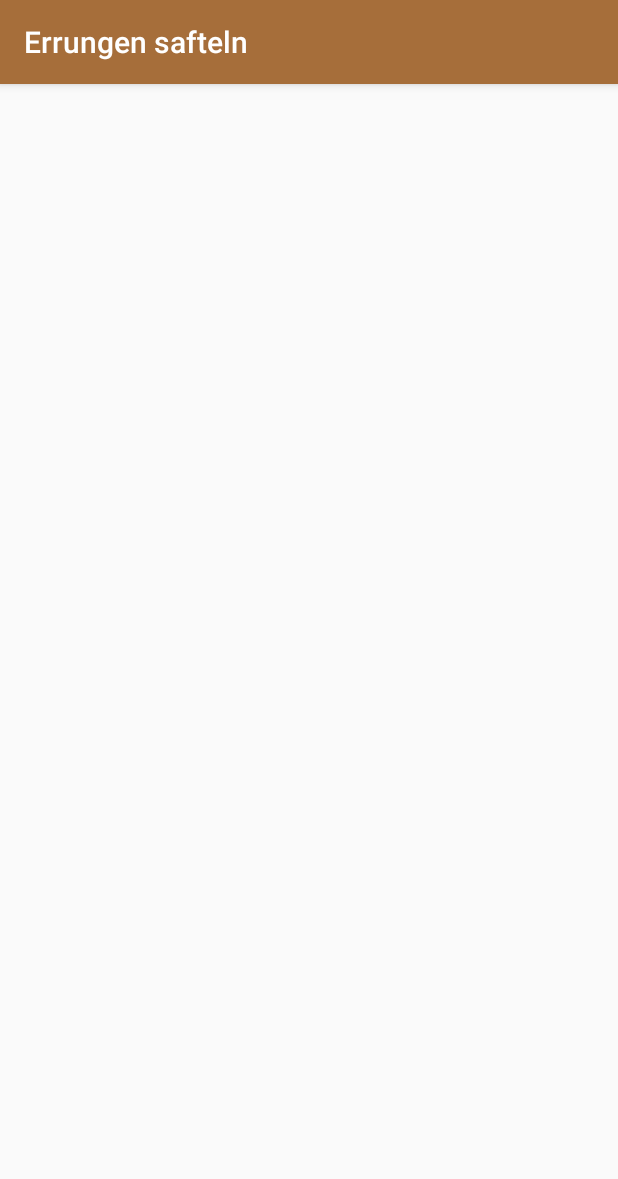
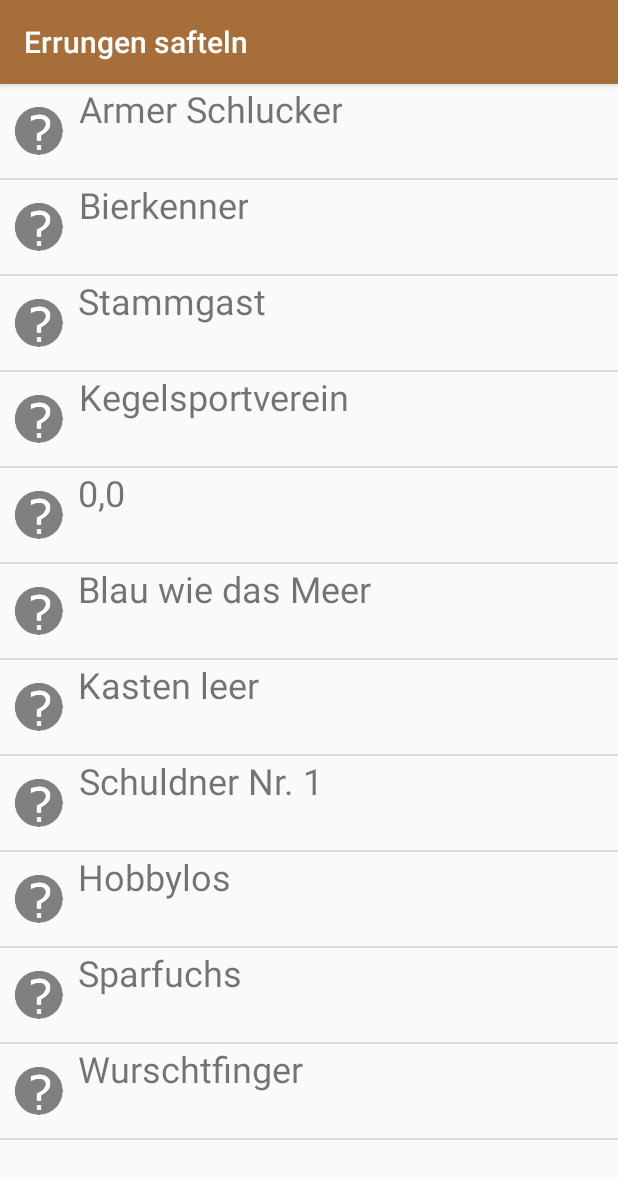
Before and after one commit to mtronicsDev/Alkchievements, an Android app: the MainAlktivity screen opened directly, with no data from a screen before it, after a tap on "Trophäen anzeigen", on a phone screen of 412 x 824 dp. Shown: the top 1179 px of the screen. Run offline under Robolectric (Android 15) with nearby library versions, the phone set to English and light mode, and no system bars; our stand-ins replace Firebase (no records; nobody signed in at launch, a user with empty details on screens opened directly).

Commit message:
Alkchievements Database

```diff
--- a/app/src/main/java/de/daschubbm/alkchievements/AchievementsAlktivity.java
+++ b/app/src/main/java/de/daschubbm/alkchievements/AchievementsAlktivity.java
@@ -2,13 +2,32 @@ package de.daschubbm.alkchievements;
 
 import android.support.v7.app.AppCompatActivity;
 import android.os.Bundle;
+import android.widget.ListView;
+
+import java.util.ArrayList;
 
 public class AchievementsAlktivity extends AppCompatActivity {
+
+    private ListView list;
+    private AlkchievementsAlkdapder adapter;
+    private ArrayList<String[]> alkchievements = new ArrayList<String[]>();
+
+    private AlkchievementsDatabase database;
 
     @Override
     protected void onCreate(Bundle savedInstanceState) {
         super.onCreate(savedInstanceState);
         setContentView(R.layout.activity_achievements_alktivity);
         getSupportActionBar().setTitle("Errungen safteln");
+        database = new AlkchievementsDatabase(this);
+        database.open();
+        list = (ListView) findViewById(R.id.achievements_list);
+
+        if (database.getStatus()) {
+            alkchievements = database.getItems();
+        }
+
+        adapter = new AlkchievementsAlkdapder(this, R.layout.alkchievement_item, alkchievements);
+        list.setAdapter(adapter);
     }
 }
--- /dev/null
+++ b/app/src/main/java/de/daschubbm/alkchievements/AlkchievementsAlkdapder.java
@@ -0,0 +1,57 @@
+package de.daschubbm.alkchievements;
+
+import android.content.Context;
+import android.view.LayoutInflater;
+import android.view.View;
+import android.view.ViewGroup;
+import android.widget.ArrayAdapter;
+import android.widget.TextView;
+
+import java.util.ArrayList;
+
+/**
+ * Created by Jonathan on 30.09.2016.
+ */
+
+public class AlkchievementsAlkdapder extends ArrayAdapter<String[]> {
+
+    private Context context;
+    private int layoutResourceId;
+    private ArrayList<String[]> alkchievements = new ArrayList<>();
+
+
+    public AlkchievementsAlkdapder(Context context, int layoutResourceId, ArrayList<String[]> data) {
+
+        super(context, layoutResourceId, data);
+
+        this.layoutResourceId = layoutResourceId;
+        this.context = context;
+        alkchievements = data;
+    }
+
+    @Override
+    public View getView(final int position, View convertView, ViewGroup parent) {
+
+        View v = convertView;
+
+        if (v == null) {
+            LayoutInflater inflater = (LayoutInflater) context.getSystemService(Context.LAYOUT_INFLATER_SERVICE);
+            v = inflater.inflate(layoutResourceId, null);
+        }
+
+        final String[] goal = alkchievements.get(position);
+
+        if (goal != null) {
+            TextView title = (TextView) v.findViewById(R.id.title_alkchivement);
+            TextView description = (TextView) v.findViewById(R.id.description_alkchivement);
+
+            title.setText(goal[0]);
+            description.setText(goal[1]);
+
+            if (goal[2].equals("false")) {
+                description.setVisibility(View.INVISIBLE);
+            }
+        }
+        return v;
+    }
+}
--- /dev/null
+++ b/app/src/main/java/de/daschubbm/alkchievements/AlkchievementsDatabase.java
@@ -0,0 +1,108 @@
+package de.daschubbm.alkchievements;
+
+import android.content.ContentValues;
+import android.content.Context;
+import android.database.Cursor;
+import android.database.SQLException;
+import android.database.sqlite.SQLiteDatabase;
+import android.database.sqlite.SQLiteOpenHelper;
+
+import java.util.ArrayList;
+
+/**
+ * Created by Jonathan on 30.09.2016.
+ */
+
+public class AlkchievementsDatabase {
+    private static final String DATABASE_NAME = "alkchievements.db";
+    private static final int DATABASE_VERSION = 1;
+
+    private static final String DATABASE_TABLE = "alkchievements";
+
+    private static final String KEY_ID = "_id";
+    private static final String KEY_NAME = "name";
+    private static final String KEY_DESCRIPTION = "description";
+    private static final String KEY_STATE = "state";
+
+    private AlkchievementsDatabase.ToDoDBOpenHelper dbHelper;
+    private SQLiteDatabase db;
+
+    public AlkchievementsDatabase(Context context) {
+        dbHelper = new ToDoDBOpenHelper(context, DATABASE_NAME, null,
+                DATABASE_VERSION);
+    }
+
+    public void open() throws SQLException {
+        try {
+            db = dbHelper.getWritableDatabase();
+        } catch (SQLException e) {
+            db = dbHelper.getReadableDatabase();
+        }
+    }
+
+
+
+    public boolean getStatus() {
+        Cursor results = getCursorForAllItemsFromDatabase();
+        return results.moveToFirst();
+    }
+
+    public long insertItemIntoDataBase(String name, String des, String state) {
+        ContentValues values = new ContentValues();
+        values.put(KEY_NAME, name);
+        values.put(KEY_DESCRIPTION, des);
+        values.put(KEY_STATE, state);
+        return db.insert(DATABASE_TABLE, null, values);
+    }
+
+    public void removeAllItemsFromDatabase() {
+        db.delete(DATABASE_TABLE, null, null);
+    }
+
+    private Cursor getCursorForAllItemsFromDatabase() {
+        return db.query(DATABASE_TABLE, new String[]{KEY_ID, KEY_NAME, KEY_DESCRIPTION, KEY_STATE}, null, null, null, null, null);
+    }
+
+    public ArrayList<String[]> getItems() {
+        ArrayList<String[]> items = new ArrayList<String[]>();
+        String[] item;
+        Cursor results = getCursorForAllItemsFromDatabase();
+
+        int iName = results.getColumnIndex(KEY_NAME);
+        int iDes= results.getColumnIndex(KEY_DESCRIPTION);
+        int iState = results.getColumnIndex(KEY_STATE);
+
+        if(results.moveToFirst()) do{
+            item = new String[3];
+            item[0] = results.getString(iName);
+            item[1] = results.getString(iDes);
+            item[2] = results.getString(iState);
+            items.add(item);
+        } while (results.moveToNext());
+
+        return items;
+    }
+
+    private class ToDoDBOpenHelper extends SQLiteOpenHelper {
+        private static final String DATABASE_CREATE = "create table "
+                + DATABASE_TABLE + " (" + KEY_ID
+                + " integer primary key autoincrement, " + KEY_NAME
+                + " text not null, " + KEY_DESCRIPTION
+                + " text not null, " + KEY_STATE + " text);";
+
+        public ToDoDBOpenHelper(Context c, String dbname,
+                                SQLiteDatabase.CursorFactory factory, int version) {
+            super(c, dbname, factory, version);
+        }
+
+        @Override
+        public void onCreate(SQLiteDatabase db) {
+            db.execSQL(DATABASE_CREATE);
+        }
+
+        @Override
+        public void onUpgrade(SQLiteDatabase db, int oldVersion, int newVersion) {
+
+        }
+    }
+}
--- a/app/src/main/java/de/daschubbm/alkchievements/MainAlktivity.java
+++ b/app/src/main/java/de/daschubbm/alkchievements/MainAlktivity.java
@@ -30,12 +30,26 @@ public class MainAlktivity extends AppCompatActivity {
     private Database database;
     private String name;
 
+    private AlkchievementsDatabase alkchievementsDatabase;
+
     private DatabaseReference myDrinks;
 
     private Map<String, Float> drinks;
     private Map<String, Integer> numDrinks;
 
     private boolean drinksLoaded = false, numsLoaded = false;
+
+    private String[] alkchievements= {"Armer Schlucker/Erhalte eine Rechnung von über 5€!",
+            "Bierkenner/Trinke 2 Bier an einem Abend!",
+            "Stammgast/Beschließe 3 Tage in Folge eine Transaktion im Schubbm!",
+            "Kegelsportverein/Trinke 5 Radler an einemAbend!",
+            "0,0/Trinke 5 antialkoholische Getränke an einem Abend!",
+            "Blau wie das Meer/Trinke 5 Shots an einem Abend!",
+            "Kasten leer/Trinke insgesamt 20 Bier",
+            "Schuldner Nr. 1/Erreiche die höchste Summe auf der gesamten Rechnung!",
+            "Hobbylos/Drücke 100 mal auf einen Kasten!",
+            "Sparfuchs/Bleibe bei 10 Getränken bei unter 7 €!",
+            "Wurschtfinger/Storniere 5 Getränkbestellungen!"};
 
     @Override
     protected void onCreate(Bundle savedInstanceState) {
@@ -48,6 +62,7 @@ public class MainAlktivity extends AppCompatActivity {
         numDrinks = new HashMap<>();
 
         setupDatabase();
+        setupAlkchivements();
         setupFirebase();
     }
 
@@ -57,6 +72,20 @@ public class MainAlktivity extends AppCompatActivity {
         flatuleur.inflate(R.menu.menu_main, menu);
 
         return true;
+    }
+
+    private void setupAlkchivements() {
+        alkchievementsDatabase = new AlkchievementsDatabase(this);
+        alkchievementsDatabase.open();
+        if (!alkchievementsDatabase.getStatus()) {
+            ArrayList<String[]> alkis = new ArrayList<String[]>();
+            for (int i = 0; i < alkchievements.length; i++) {
+                alkis.add(alkchievements[i].split("/"));
+            }
+            for (int i = 0; i < alkis.size(); i++) {
+                alkchievementsDatabase.insertItemIntoDataBase(alkis.get(i)[0], alkis.get(i)[1], "false");
+            }
+        }
     }
 
     private void setupDatabase() {
--- a/app/src/main/res/layout/activity_achievements_alktivity.xml
+++ b/app/src/main/res/layout/activity_achievements_alktivity.xml
@@ -3,10 +3,12 @@
     xmlns:tools="http://schemas.android.com/tools"
     android:layout_width="match_parent"
     android:layout_height="match_parent"
-    android:paddingBottom="@dimen/activity_vertical_margin"
-    android:paddingLeft="@dimen/activity_horizontal_margin"
-    android:paddingRight="@dimen/activity_horizontal_margin"
-    android:paddingTop="@dimen/activity_vertical_margin"
     tools:context="de.daschubbm.alkchievements.AchievementsAlktivity">
 
+    <ListView
+        android:layout_width="match_parent"
+        android:layout_height="match_parent"
+        android:id="@+id/achievements_list">
+    </ListView>
+
 </RelativeLayout>
--- a/app/src/main/res/layout/activity_main_alktivity.xml
+++ b/app/src/main/res/layout/activity_main_alktivity.xml
@@ -5,7 +5,7 @@
     android:layout_height="match_parent"
     android:orientation="vertical"
     tools:context="de.daschubbm.alkchievements.MainAlktivity"
-    android:background="@android:color/darker_gray">
+    android:background="@android:color/white">
 
     <ListView
         android:layout_width="match_parent"
--- /dev/null
+++ b/app/src/main/res/layout/alkchievement_item.xml
@@ -0,0 +1,40 @@
+<?xml version="1.0" encoding="utf-8"?>
+<RelativeLayout xmlns:android="http://schemas.android.com/apk/res/android"
+    xmlns:app="http://schemas.android.com/apk/res-auto"
+    android:orientation="vertical" android:layout_width="match_parent"
+    android:layout_height="match_parent">
+
+    <ImageView
+        android:layout_width="wrap_content"
+        android:layout_height="wrap_content"
+        app:srcCompat="@mipmap/unknown_alkchivement"
+        android:paddingLeft="10dp"
+        android:paddingTop="15dp"
+        android:paddingBottom="15dp"
+        android:layout_alignParentTop="true"
+        android:layout_alignParentStart="true"
+        android:id="@+id/image_alkchivement" />
+
+    <TextView
+        android:text="Alkchivement"
+        android:layout_width="wrap_content"
+        android:layout_height="wrap_content"
+        android:paddingLeft="10dp"
+        android:textSize="24dp"
+        android:textAlignment="center"
+        android:id="@+id/title_alkchivement"
+        android:layout_alignParentTop="true"
+        android:layout_toEndOf="@+id/image_alkchivement" />
+
+    <TextView
+        android:text=""
+        android:paddingRight="10dp"
+        android:paddingTop="5dp"
+        android:paddingLeft="10dp"
+        android:textSize="12dp"
+        android:layout_width="wrap_content"
+        android:layout_height="wrap_content"
+        android:id="@+id/description_alkchivement"
+        android:layout_below="@+id/title_alkchivement"
+        android:layout_toEndOf="@+id/image_alkchivement" />
+</RelativeLayout>
```
Also changed, not shown: app/src/main/res/mipmap-xxxhdpi/unknown_alkchivement.png (added).
